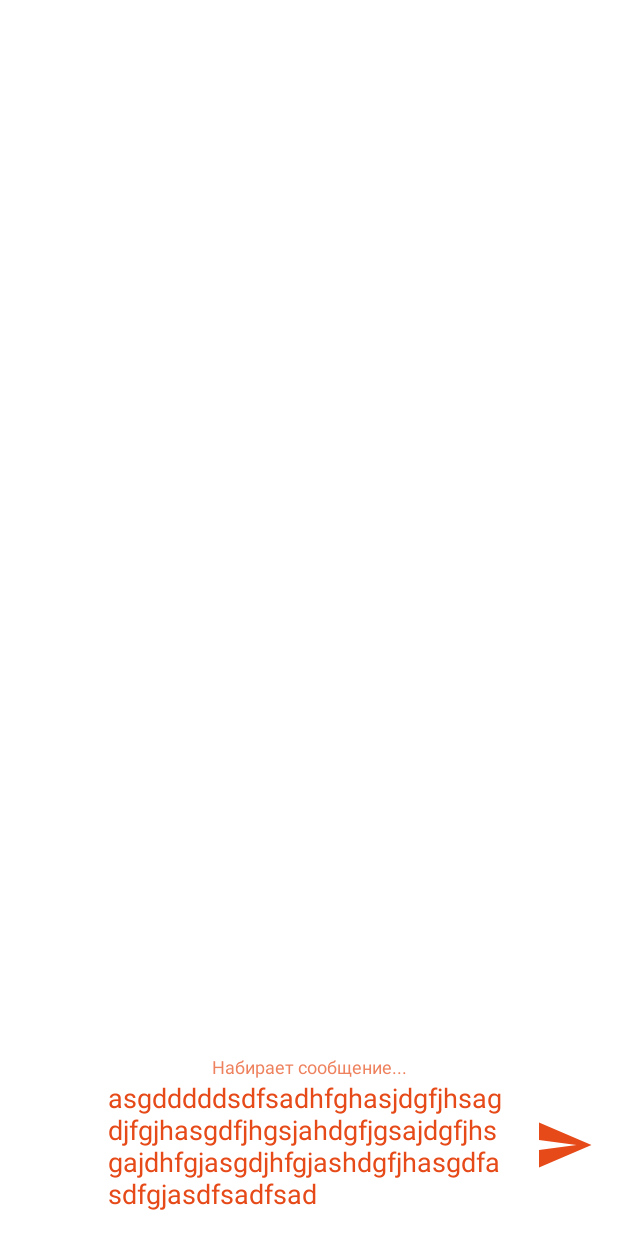
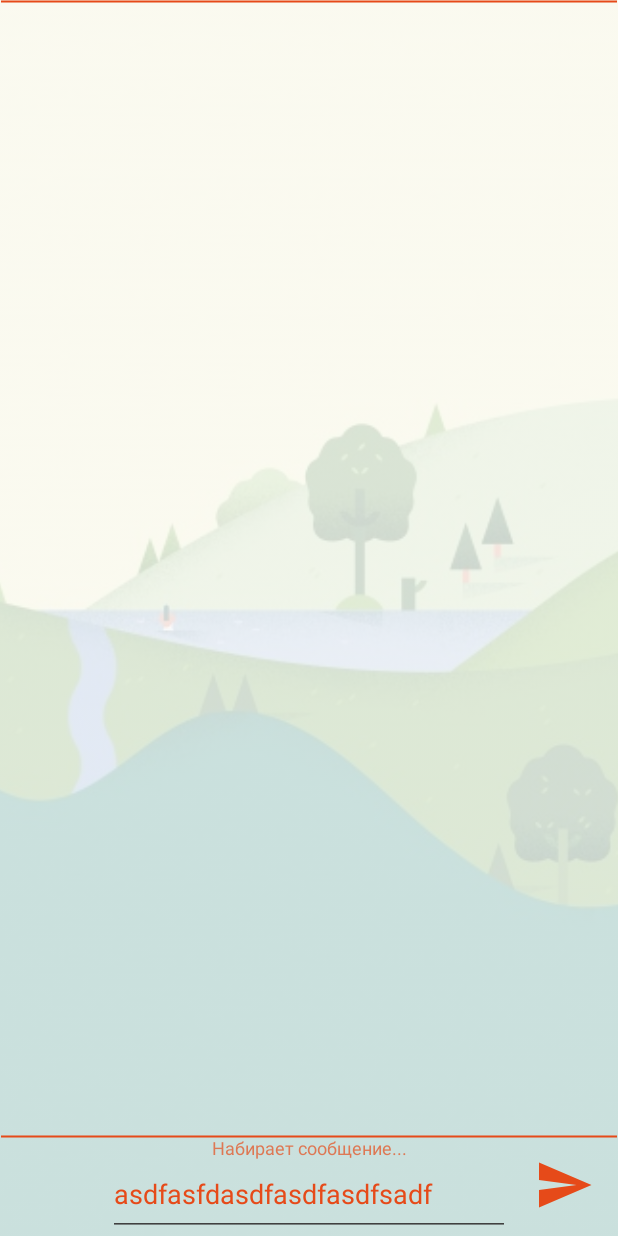
Before and after one commit to matek3022/PersonalVkChat, an Android app: the layout fragment_dialog.xml on its own in the app's theme, with its tools: preview values and no code run, on a phone screen of 412 x 824 dp. Run offline under Robolectric (Android 15) with nearby library versions, the phone set to English and light mode, and no system bars; plain views replace EmojiconEditText, SwipyRefreshLayout.

Commit message:
Добавлен фон и разделительные линии

```diff
--- a/app/src/main/java/company/matek3022/personalvkchat/fragments/DialogFragment.java
+++ b/app/src/main/java/company/matek3022/personalvkchat/fragments/DialogFragment.java
@@ -648,7 +648,7 @@ public class DialogFragment extends JugglerFragment {
             if (dialog.getRead_state() == 0) {
                 holder.foo.setBackgroundColor(ContextCompat.getColor(getActivity(), R.color.accent));
             } else {
-                holder.foo.setBackgroundColor(Color.WHITE);
+                holder.foo.setBackgroundColor(getResources().getColor(R.color.shadow));
             }
             for (int i = 0; i < frwdMessages.size(); i++) {
                 if (dialog.getId() == frwdMessages.get(i)) {
--- a/app/src/main/res/drawable/shape_line.xml
+++ b/app/src/main/res/drawable/shape_line.xml
@@ -2,7 +2,7 @@
 <selector xmlns:android="http://schemas.android.com/apk/res/android">
     <item>
         <shape android:shape="line">
-            <stroke android:width="1dip" android:color="#9E9E9E" />
+            <stroke android:width="1dp" android:color="@color/primary_dark" />
         </shape>
     </item>
 </selector>
--- a/app/src/main/res/layout/fragment_dialog.xml
+++ b/app/src/main/res/layout/fragment_dialog.xml
@@ -5,8 +5,21 @@
     xmlns:tools="http://schemas.android.com/tools"
     android:id="@+id/rootContainer"
     android:layout_width="match_parent"
-    android:layout_height="match_parent"
-    android:background="@android:color/white">
+    android:layout_height="match_parent">
+    <ImageView
+        android:alpha="0.2"
+        android:layout_width="match_parent"
+        android:layout_height="match_parent"
+        android:src="@mipmap/image_background"
+        android:scaleType="centerCrop"
+        />
+
+    <View
+        android:id="@+id/top_shape"
+        android:layout_alignParentTop="true"
+        android:layout_width="match_parent"
+        android:layout_height="2dp"
+        android:background="@drawable/shape_line" />
 
     <com.orangegangsters.github.swipyrefreshlayout.library.SwipyRefreshLayout xmlns:android="http://schemas.android.com/apk/res/android"
         xmlns:tools="http://schemas.android.com/tools"
@@ -14,7 +27,7 @@
         android:layout_width="wrap_content"
         android:layout_height="match_parent"
         android:layout_above="@+id/inputContainer"
-        android:background="@android:color/white"
+        android:layout_below="@id/top_shape"
         app:srl_direction="both"
         tools:context="com.shppandroid1.app.Main2Activity">
 
@@ -23,9 +36,14 @@
             android:layout_width="match_parent"
             android:layout_height="match_parent"
             android:alwaysDrawnWithCache="false"
-            android:background="@android:color/white"
             android:divider="@null" />
     </com.orangegangsters.github.swipyrefreshlayout.library.SwipyRefreshLayout>
+
+    <View
+        android:layout_below="@id/refresh"
+        android:layout_width="match_parent"
+        android:layout_height="2dp"
+        android:background="@drawable/shape_line" />
 
     <RelativeLayout
         android:id="@+id/inputContainer"
@@ -63,17 +81,16 @@
             android:layout_toRightOf="@+id/emoji_button"
             android:layout_toStartOf="@id/button"
             android:textColor="@color/primary_dark"
-            android:textColorHint="@color/primary_light"
-            android:background="@android:color/white"
+            android:textColorHint="@color/secondary_text"
             android:ems="10"
             android:hint="@string/WRITE_MESSAGE"
             android:inputType="textMultiLine"
             android:maxLines="5"
             android:minHeight="40dp"
-            android:paddingLeft="@dimen/defaultPadding"
-            android:paddingRight="@dimen/defaultPadding"
+            android:layout_marginLeft="@dimen/defaultPadding"
+            android:layout_marginRight="@dimen/defaultPadding"
             android:paddingBottom="@dimen/defaultPadding"
-            tools:text="asgdddddsdfsadhfghasjdgfjhsagdjfgjhasgdfjhgsjahdgfjgsajdgfjhsgajdhfgjasgdjhfgjashdgfjhasgdfasdfgjasdfsadfsad" />
+            tools:text="asdfasfdasdfasdfasdfsadf" />
 
         <Button
             android:layout_marginRight="@dimen/defaultPadding"
--- a/app/src/main/res/layout/fragment_toolbar.xml
+++ b/app/src/main/res/layout/fragment_toolbar.xml
@@ -4,7 +4,7 @@
     android:id="@+id/id_appbar"
     android:layout_width="match_parent"
     android:layout_height="wrap_content"
-    android:background="@android:color/white">
+    android:background="@color/title_background">
 
     <android.support.v7.widget.Toolbar
         android:id="@+id/toolbar"
--- a/app/src/main/res/values/colors.xml
+++ b/app/src/main/res/values/colors.xml
@@ -96,6 +96,9 @@
     <color name="black_alpha_80">#34000000</color>
     <color name="black_alpha_90">#1A000000</color>
 
+    <color name="shadow">#0000</color>
+    <color name="title_background">#fafaf0</color>
+
     <color name="primary">#FF5722</color>
     <color name="primary_dark">#E64A19</color>
     <color name="primary_light">#FFCCBC</color>
```
Also changed, not shown: app/src/main/res/mipmap-hdpi/image_background.jpg (added), app/src/main/res/mipmap-mdpi/image_background.jpg (added), app/src/main/res/mipmap-xhdpi/image_background.jpg (added), app/src/main/res/mipmap-xxhdpi/image_background.jpg (added).
